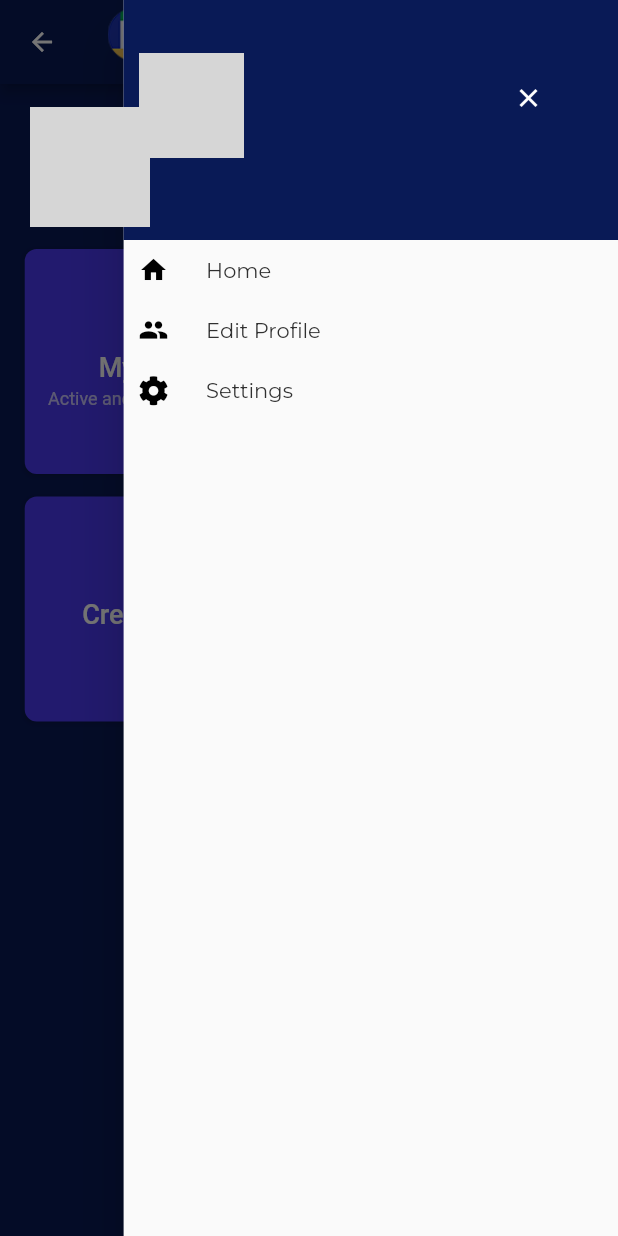
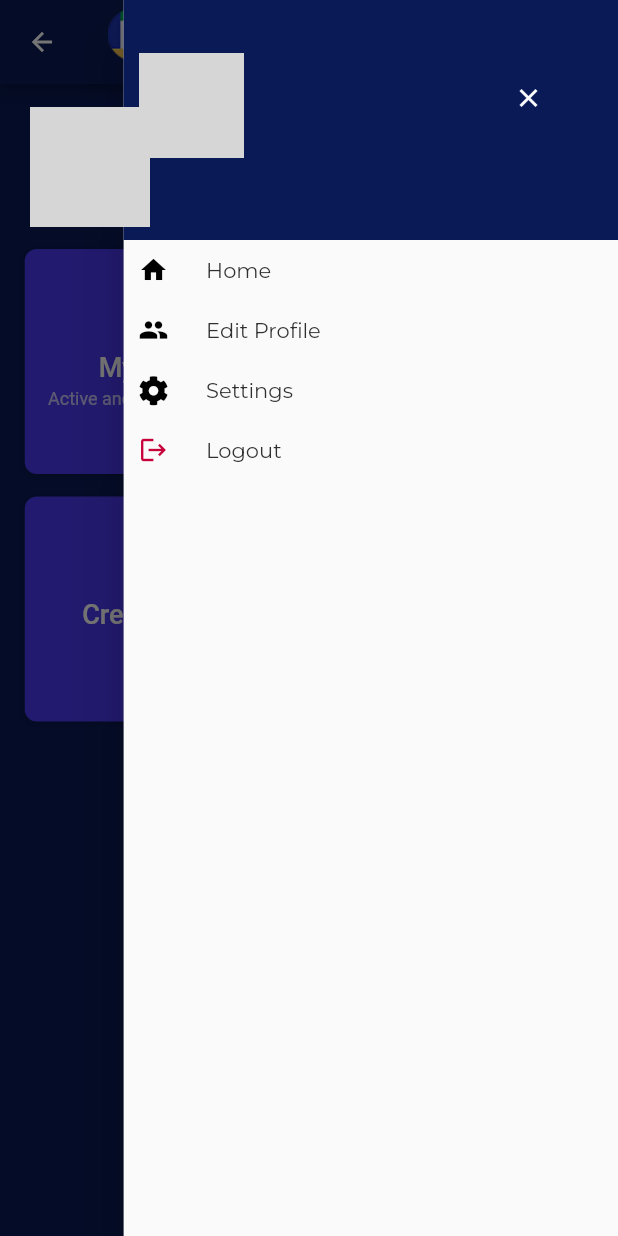
Before and after one commit to brian10201981/firstlinkv2, a Flutter app: the MainProfilePageWidget screen opened directly, with the side drawer open, on a phone screen of 412 x 824 dp. Run offline on Flutter 3.47's test engine with Material 2 defaults, Android fonts, the phone set to English and light mode, and no system bars; drawn by our look-alikes of auto_size_text; our stand-ins replace built_collection, built_value, cloud_firestore, firebase_auth, firebase_core, firebase_storage and 10 more; missing offline and left inert: json_path, mime_type; accounts and stored records are empty; generated files the repository leaves out were written again; network calls fail; Roboto replaces fonts that are missing (Lexend Deca); grey boxes are pictures that could not be loaded.

Commit message:
Updating to latest FlutterFlow output.

```diff
--- a/lib/create_business1/create_business1_widget.dart
+++ b/lib/create_business1/create_business1_widget.dart
@@ -685,6 +685,7 @@ class _CreateBusiness1WidgetState extends State<CreateBusiness1Widget> {
                                     businessNewWebsiteController.text,
                                 primaryCounty: dropDownValue,
                                 uid: businessNewNameController.text,
+                                agencyAvatar: uploadedFileUrl,
                               );
                               await AgenciesRecord.collection
                                   .doc()
--- a/lib/create_business3/create_business3_widget.dart
+++ b/lib/create_business3/create_business3_widget.dart
@@ -238,7 +238,7 @@ class _CreateBusiness3WidgetState extends State<CreateBusiness3Widget> {
                                             : null;
                                     return Container(
                                       width: MediaQuery.of(context).size.width *
-                                          0.88,
+                                          0.86,
                                       height: 500,
                                       decoration: BoxDecoration(
                                         color: Color(0xFFEEEEEE),
--- a/lib/flutter_flow/lat_lng.dart
+++ b/lib/flutter_flow/lat_lng.dart
@@ -5,6 +5,8 @@ class LatLng {
 
   @override
   String toString() => 'LatLng(lat: $latitude, lng: $longitude)';
+
+  String serialize() => '$latitude,$longitude';
 
   @override
   int get hashCode => latitude.hashCode + longitude.hashCode;
--- a/lib/main_profile_page/main_profile_page_widget.dart
+++ b/lib/main_profile_page/main_profile_page_widget.dart
@@ -407,6 +407,34 @@ class _MainProfilePageWidgetState extends State<MainProfilePageWidget> {
                           ),
                         )
                       ],
+                    ),
+                    Row(
+                      mainAxisSize: MainAxisSize.max,
+                      children: [
+                        FlutterFlowIconButton(
+                          borderColor: Colors.transparent,
+                          borderRadius: 30,
+                          borderWidth: 1,
+                          buttonSize: 40,
+                          icon: Icon(
+                            Icons.logout,
+                            color: Color(0xFFC70039),
+                            size: 20,
+                          ),
+                          onPressed: () {
+                            print('IconButton pressed ...');
+                          },
+                        ),
+                        Padding(
+                          padding: EdgeInsetsDirectional.fromSTEB(15, 0, 0, 0),
+                          child: Text(
+                            'Logout',
+                            style: FlutterFlowTheme.bodyText1.override(
+                              fontFamily: 'Montserrat',
+                            ),
+                          ),
+                        )
+                      ],
                     )
                   ],
                 ),
@@ -434,6 +462,7 @@ class _MainProfilePageWidgetState extends State<MainProfilePageWidget> {
                             ),
                             child: Image.network(
                               mainProfilePageUsers2Record.photoUrl,
+                              fit: BoxFit.fitWidth,
                             ),
                           )
                         ],
--- a/pubspec.yaml
+++ b/pubspec.yaml
@@ -39,6 +39,7 @@ dependencies:
   google_sign_in: 4.5.9
   image_picker: 0.8.4+4
   intl: 0.17.0
+  json_path: 0.2.1
   json_serializable: 4.1.4
   mime_type: 1.0.0
   page_transition: 2.0.4
```
Also changed, not shown: lib/create_business2/create_business2_widget.dart (+33 -33 lines), lib/flutter_flow/flutter_flow_util.dart (+10 -0 lines), lib/my_businesses/my_businesses_widget.dart (+4 -20 lines).
